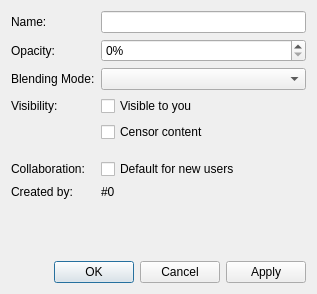
First picture: the form in src/desktop/ui/layerproperties.ui, repository drawpile/Drawpile, before the edit.
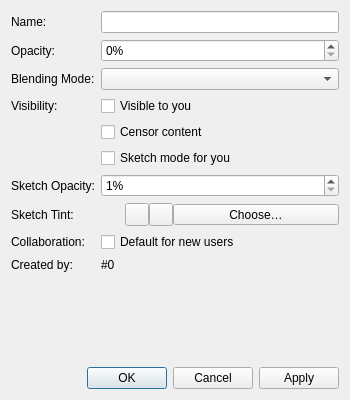
Second picture: the form after the edit. Custom widgets are drawn as their Qt base class.

Commit message: Allow toggling a local-only sketch mode on layers

What changed in the file:
```diff
--- a/src/desktop/ui/layerproperties.ui
+++ b/src/desktop/ui/layerproperties.ui
@@ -9,8 +9,8 @@
    <rect>
     <x>0</x>
     <y>0</y>
-    <width>317</width>
-    <height>294</height>
+    <width>350</width>
+    <height>400</height>
    </rect>
   </property>
   <property name="windowTitle">
@@ -55,7 +55,7 @@
     <widget class="QComboBox" name="blendMode"/>
    </item>
    <item row="6" column="0">
-    <widget class="QLabel">
+    <widget class="QLabel" name="visibilityLabel">
      <property name="text">
       <string>Visibility:</string>
      </property>
@@ -76,43 +76,61 @@
     </widget>
    </item>
    <item row="8" column="1">
-    <spacer>
-     <property name="orientation">
-      <enum>Qt::Vertical</enum>
+    <widget class="QCheckBox" name="sketchMode">
+     <property name="text">
+      <string>Sketch mode for you</string>
      </property>
-     <property name="sizeType">
-      <enum>QSizePolicy::Fixed</enum>
-     </property>
-     <property name="sizeHint" stdset="0">
-      <size>
-       <width>20</width>
-       <height>5</height>
-      </size>
-     </property>
-    </spacer>
+    </widget>
    </item>
    <item row="9" column="0">
-    <widget class="QLabel">
+    <widget class="QLabel" name="sketchOpacityLabel">
      <property name="text">
-      <string>Collaboration:</string>
+      <string>Sketch Opacity:</string>
      </property>
     </widget>
    </item>
    <item row="9" column="1">
+    <widget class="KisSliderSpinBox" name="sketchOpacitySlider">
+     <property name="suffix">
+      <string>%</string>
+     </property>
+     <property name="minimum">
+      <number>1</number>
+     </property>
+     <property name="maximum">
+      <number>100</number>
+     </property>
+    </widget>
+   </item>
+   <item row="10" column="0">
+    <widget class="QLabel" name="sketchTintLabel">
+     <property name="text">
+      <string>Sketch Tint:</string>
+     </property>
+    </widget>
+   </item>
+   <item row="12" column="0">
+    <widget class="QLabel" name="collaborationLabel">
+     <property name="text">
+      <string>Collaboration:</string>
+     </property>
+    </widget>
+   </item>
+   <item row="12" column="1">
     <widget class="QCheckBox" name="defaultLayer">
      <property name="text">
       <string>Default for new users</string>
      </property>
     </widget>
    </item>
-   <item row="11" column="0">
+   <item row="14" column="0">
     <widget class="QLabel" name="createdByLabel">
      <property name="text">
       <string>Created by:</string>
      </property>
     </widget>
    </item>
-   <item row="11" column="1">
+   <item row="14" column="1">
     <widget class="QLabel" name="createdBy">
      <property name="text">
       <string notr="true">#0</string>
@@ -122,8 +140,8 @@
      </property>
     </widget>
    </item>
-   <item row="13" column="0">
-    <spacer>
+   <item row="16" column="0">
+    <spacer name="buttonsSpacer">
      <property name="orientation">
       <enum>Qt::Vertical</enum>
      </property>
@@ -135,13 +153,90 @@
      </property>
     </spacer>
    </item>
-   <item row="14" column="0" colspan="2">
+   <item row="17" column="0" colspan="2">
     <widget class="QDialogButtonBox" name="buttonBox">
      <property name="standardButtons">
       <set>QDialogButtonBox::Apply|QDialogButtonBox::Cancel|QDialogButtonBox::Ok</set>
      </property>
     </widget>
    </item>
+   <item row="10" column="1">
+    <widget class="QWidget" name="sketchTintWidget" native="true">
+     <layout class="QHBoxLayout" name="horizontalLayout">
+      <property name="spacing">
+       <number>0</number>
+      </property>
+      <property name="leftMargin">
+       <number>0</number>
+      </property>
+      <property name="topMargin">
+       <number>0</number>
+      </property>
+      <property name="rightMargin">
+       <number>0</number>
+      </property>
+      <property name="bottomMargin">
+       <number>0</number>
+      </property>
+      <item>
+       <widget class="color_widgets::ColorPreview" name="sketchTintPreview" native="true">
+        <property name="sizePolicy">
+         <sizepolicy hsizetype="Fixed" vsizetype="Fixed">
+          <horstretch>0</horstretch>
+          <verstretch>0</verstretch>
+         </sizepolicy>
+        </property>
+       </widget>
+      </item>
+      <item>
+       <spacer name="sketchTintSpacer">
+        <property name="orientation">
+         <enum>Qt::Horizontal</enum>
+        </property>
+        <property name="sizeType">
+         <enum>QSizePolicy::Fixed</enum>
+        </property>
+        <property name="sizeHint" stdset="0">
+         <size>
+          <width>24</width>
+          <height>0</height>
+         </size>
+        </property>
+       </spacer>
+      </item>
+      <item>
+       <widget class="widgets::GroupedToolButton" name="sketchTintNoneButton">
+        <property name="toolTip">
+         <string>No tint</string>
+        </property>
+       </widget>
+      </item>
+      <item>
+       <widget class="widgets::GroupedToolButton" name="sketchTintBlueButton">
+        <property name="toolTip">
+         <string>Blue tint</string>
+        </property>
+       </widget>
+      </item>
+      <item>
+       <widget class="widgets::GroupedToolButton" name="sketchTintChangeButton">
+        <property name="sizePolicy">
+         <sizepolicy hsizetype="Expanding" vsizetype="Fixed">
+          <horstretch>0</horstretch>
+          <verstretch>0</verstretch>
+         </sizepolicy>
+        </property>
+        <property name="text">
+         <string>Choose…</string>
+        </property>
+        <property name="toolButtonStyle">
+         <enum>Qt::ToolButtonTextOnly</enum>
+        </property>
+       </widget>
+      </item>
+     </layout>
+    </widget>
+   </item>
   </layout>
  </widget>
  <customwidgets>
@@ -150,6 +245,17 @@
    <extends>QSpinBox</extends>
    <header>desktop/widgets/kis_slider_spin_box.h</header>
   </customwidget>
+  <customwidget>
+   <class>color_widgets::ColorPreview</class>
+   <extends>QWidget</extends>
+   <header location="global">QtColorWidgets/ColorPreview</header>
+   <container>1</container>
+  </customwidget>
+  <customwidget>
+   <class>widgets::GroupedToolButton</class>
+   <extends>QToolButton</extends>
+   <header>desktop/widgets/groupedtoolbutton.h</header>
+  </customwidget>
  </customwidgets>
  <tabstops>
   <tabstop>title</tabstop>
```
The commit also changes 43 other files.
